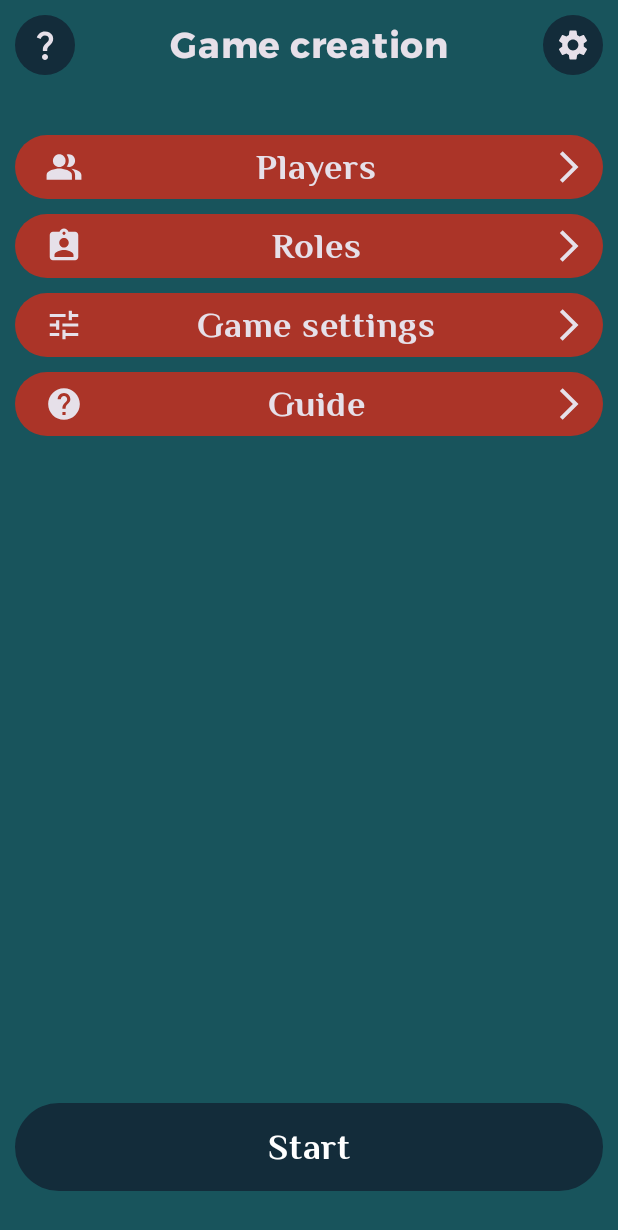
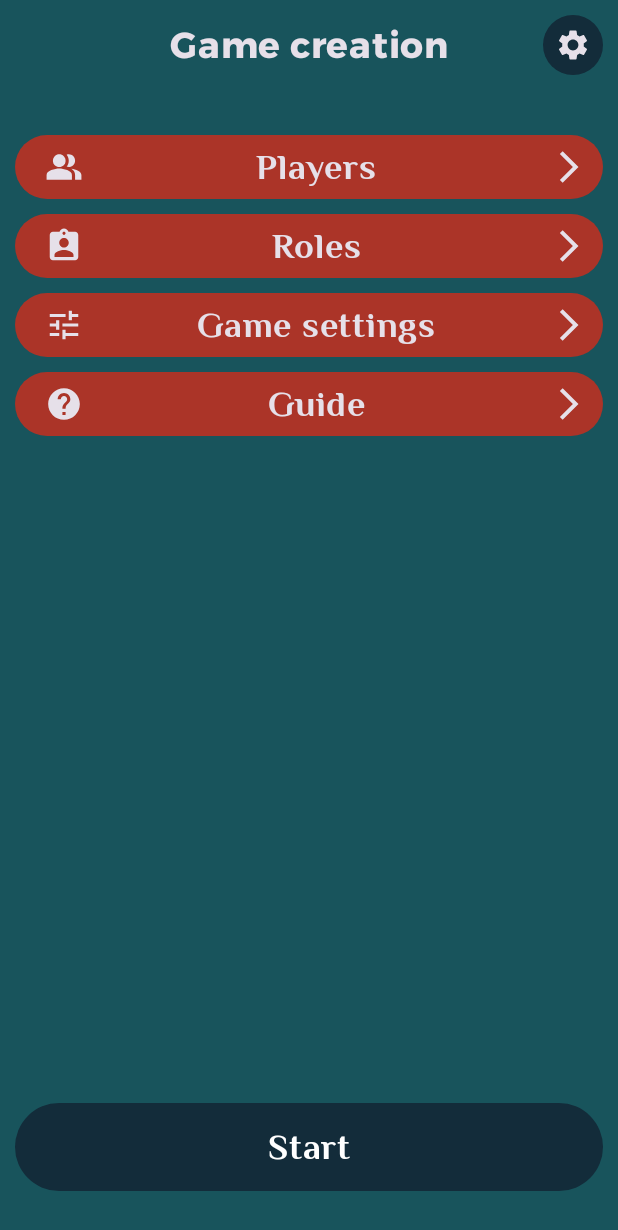
Before and after one commit to Melowetty/AssistantForMafia, an Android app built with Jetpack Compose: the screen it shows after launch (MainActivity), on a phone screen of 412 x 824 dp. Shown: the top 1230 px of the screen. Run offline under Robolectric (Android 15) with nearby library versions, the phone set to English and light mode, and no system bars; Roboto replaces fonts that are not available here.

Commit message:
Remove guide button in Header

```diff
--- a/app/src/main/java/com/sadteam/assistantformafia/ui/MainActivity.kt
+++ b/app/src/main/java/com/sadteam/assistantformafia/ui/MainActivity.kt
@@ -121,28 +121,25 @@ fun IconButton(
  */
 @Composable
 fun Header() {
-    Row(
+    Box(
         modifier = Modifier
             .fillMaxWidth()
             .padding(10.dp),
-        horizontalArrangement = Arrangement.SpaceBetween,
-        verticalAlignment = Alignment.CenterVertically,
+        contentAlignment = Alignment.CenterEnd
     ) {
-        IconButton(
-            painter = painterResource(id = R.drawable.ic_baseline_question_mark_24),
-            backgroundColor = MaterialTheme.colorScheme.secondaryContainer,
-            description = stringResource(id = R.string.how_to_play_button)
-        )
         Text(
             text = stringResource(id = R.string.game_creation),
             fontFamily = primaryFontFamily,
             fontWeight = FontWeight.Bold,
-            fontSize = 24.sp
+            fontSize = 24.sp,
+            modifier = Modifier
+                .align(Alignment.Center)
         )
         IconButton(
             painter = painterResource(id = R.drawable.ic_baseline_settings_24),
             backgroundColor = MaterialTheme.colorScheme.secondaryContainer,
-            description = stringResource(id = R.string.app_settings)
+            description = stringResource(id = R.string.app_settings),
+
         )
     }
 }
```
